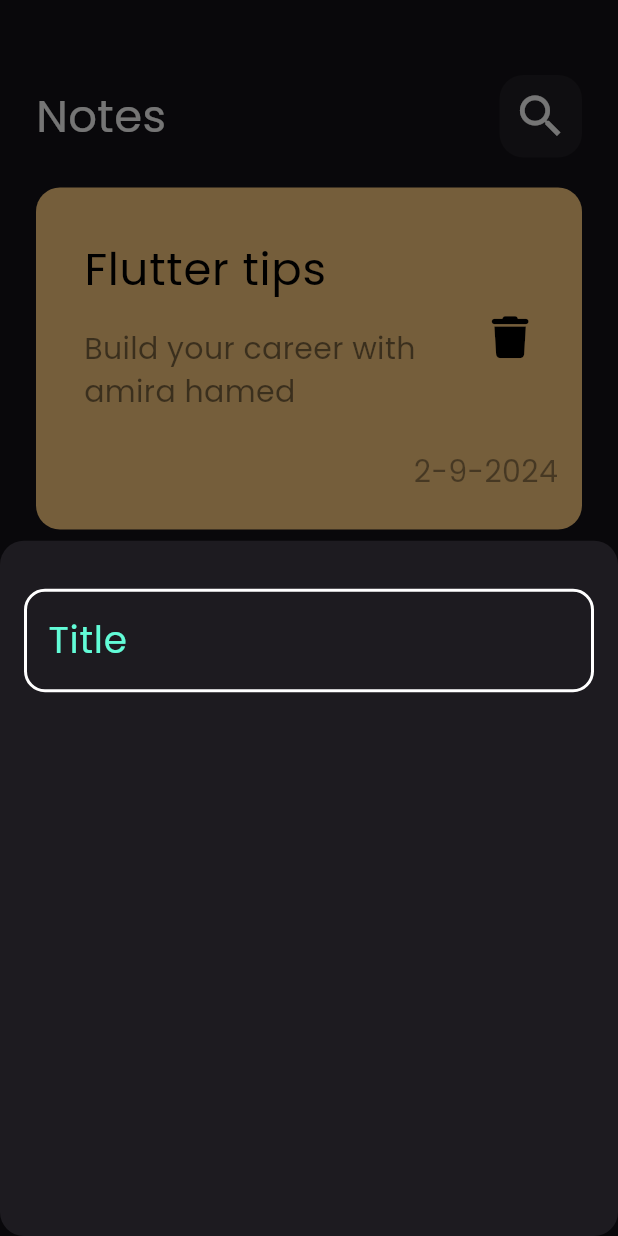
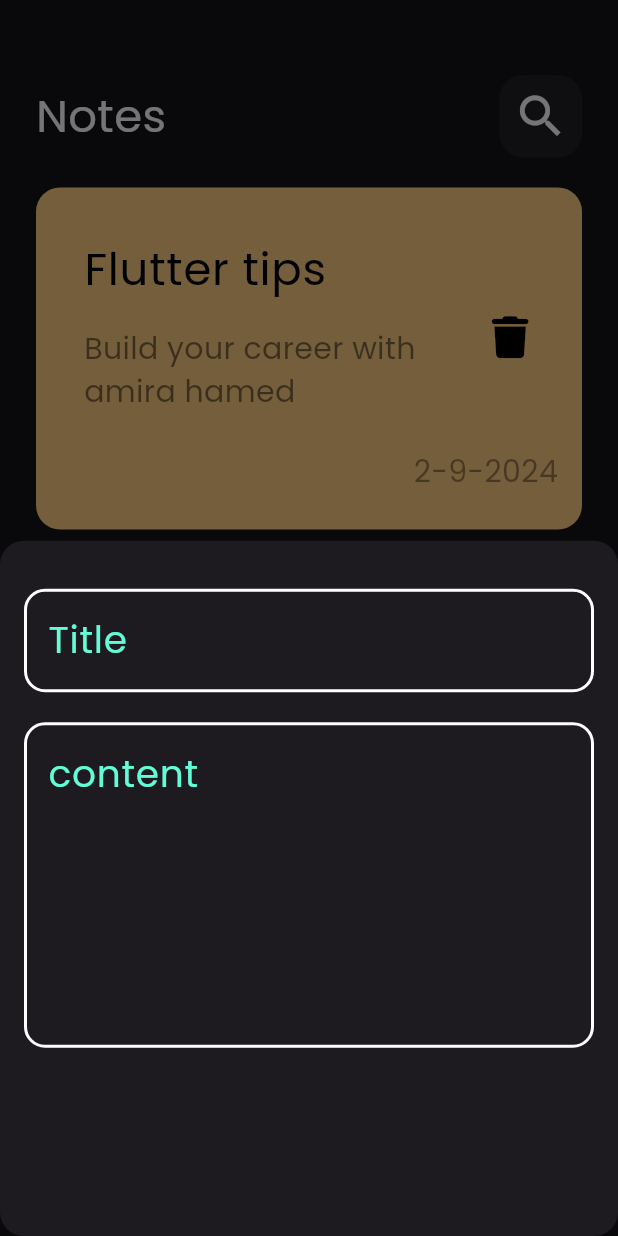
Before and after one commit to AmiraElrefaee/ToDo-app, a Flutter app: the screen it shows after launch, after a tap on the "add" icon, on a phone screen of 412 x 824 dp. Run offline on Flutter 3.47's test engine with Material 3 defaults, Android fonts, the phone set to English and light mode, and no system bars; our stand-ins replace font_awesome_flutter.

Commit message:
add filef to botton sheet

```diff
--- a/lib/widgets/custom_note_button_sheet.dart
+++ b/lib/widgets/custom_note_button_sheet.dart
@@ -11,11 +11,21 @@ class AddNoteBottonSheet extends StatelessWidget {
     return Padding(
       padding: const EdgeInsets.symmetric(horizontal: 16),
       child: Column(
-        children: [
+        children:const [
           SizedBox(
             height: 32,
           ),
-          CustomTextgFiled(),
+          CustomTextgFiled(
+            hint: 'Title',
+
+          ),
+          SizedBox(
+            height: 20,
+          ),
+          CustomTextgFiled(
+            hint: 'content',
+            maxlines: 5,
+          ),
         ],
       ),
     );
--- a/lib/widgets/custom_test_filed.dart
+++ b/lib/widgets/custom_test_filed.dart
@@ -4,17 +4,19 @@ import 'package:flutter/material.dart';
 import '../constants.dart';
 
 class CustomTextgFiled extends StatelessWidget {
-  const CustomTextgFiled({super.key});
-
+  const CustomTextgFiled({super.key, required this.hint, this.maxlines=1});
+final String hint;
+final int maxlines;
   @override
   Widget build(BuildContext context) {
     return TextFormField(
+      maxLines: maxlines,
       style: TextStyle(
         fontSize: 25
       ),
       cursorColor: kprimaryColor,
       decoration: InputDecoration(
-        hintText: 'Title',
+        hintText:hint,
         hintStyle: TextStyle(
           color: kprimaryColor
         ),
```
